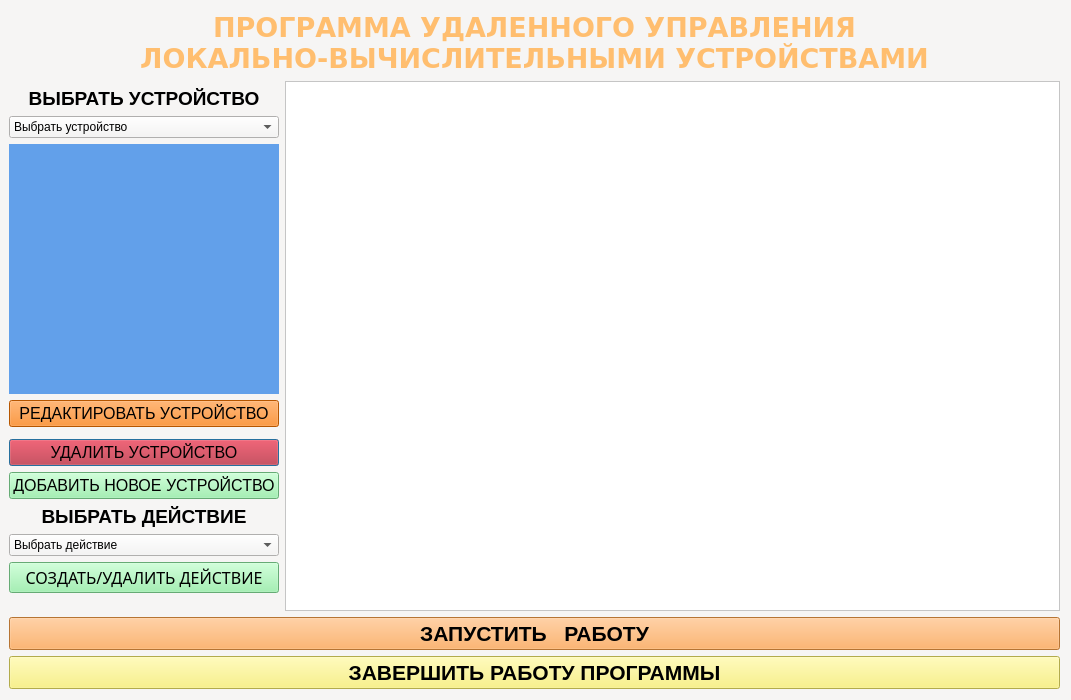
Elizarspbspb/RemoteControl, file develop/frontend/dialog.ui: the form before one commit.
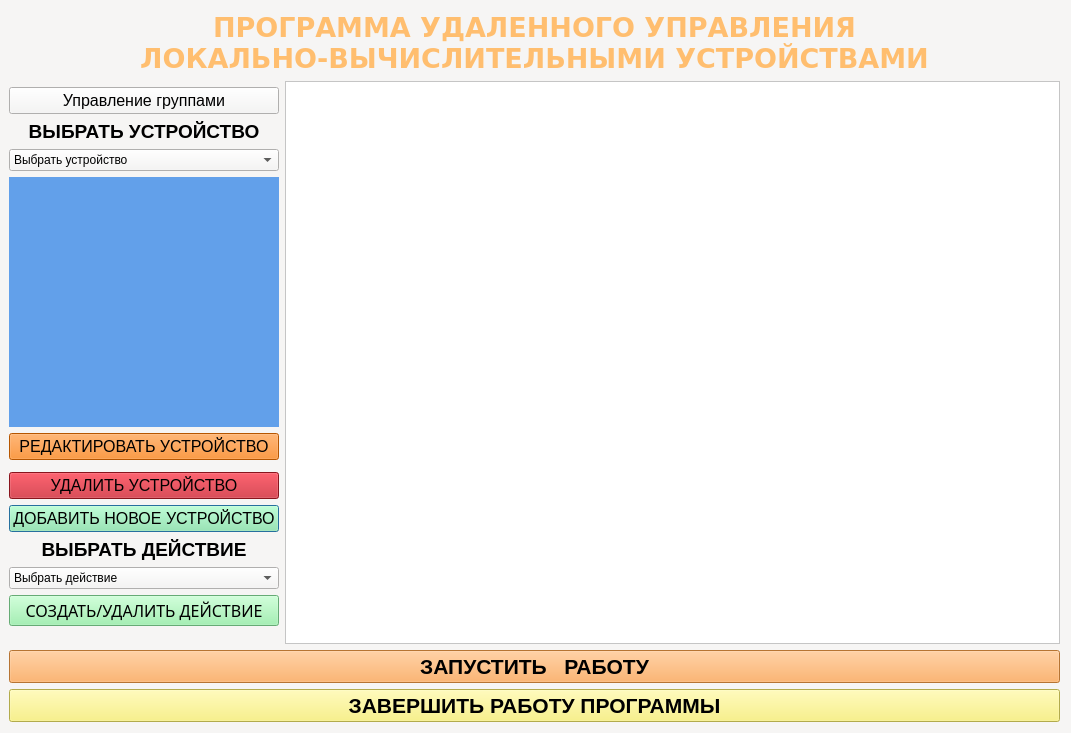
The form after the commit.

What changed in the file:
```diff
--- a/develop/frontend/dialog.ui
+++ b/develop/frontend/dialog.ui
@@ -30,24 +30,7 @@
    </property>
    <item>
     <layout class="QGridLayout" name="gridLayout">
-     <item row="4" column="0">
-      <widget class="QLabel" name="deviseLabel">
-       <property name="font">
-        <font>
-         <pointsize>14</pointsize>
-         <weight>75</weight>
-         <bold>true</bold>
-         <strikeout>false</strikeout>
-         <stylestrategy>PreferAntialias</stylestrategy>
-         <kerning>true</kerning>
-        </font>
-       </property>
-       <property name="text">
-        <string>&lt;html&gt;&lt;head/&gt;&lt;body&gt;&lt;p align=&quot;center&quot;&gt;ВЫБРАТЬ УСТРОЙСТВО&lt;/p&gt;&lt;/body&gt;&lt;/html&gt;</string>
-       </property>
-      </widget>
-     </item>
-     <item row="6" column="0">
+     <item row="7" column="0">
       <widget class="QLabel" name="photoLabel">
        <property name="minimumSize">
         <size>
@@ -65,8 +48,46 @@
        </property>
       </widget>
      </item>
+     <item row="21" column="0" colspan="2">
+      <widget class="QPushButton" name="exitButton">
+       <property name="font">
+        <font>
+         <pointsize>16</pointsize>
+         <weight>75</weight>
+         <bold>true</bold>
+        </font>
+       </property>
+       <property name="styleSheet">
+        <string notr="true">background-color: rgb(220, 138, 221);
+background-color: rgb(249, 240, 107);</string>
+       </property>
+       <property name="text">
+        <string>ЗАВЕРШИТЬ РАБОТУ ПРОГРАММЫ</string>
+       </property>
+      </widget>
+     </item>
+     <item row="8" column="0">
+      <spacer name="verticalSpacer_2">
+       <property name="orientation">
+        <enum>Qt::Vertical</enum>
+       </property>
+       <property name="sizeHint" stdset="0">
+        <size>
+         <width>20</width>
+         <height>40</height>
+        </size>
+       </property>
+      </spacer>
+     </item>
+     <item row="3" column="1" rowspan="16">
+      <widget class="QListView" name="listView">
+       <property name="styleSheet">
+        <string notr="true">background-color: rgb(255, 255, 255);</string>
+       </property>
+      </widget>
+     </item>
      <item row="11" column="0">
-      <widget class="QPushButton" name="addNewDevise">
+      <widget class="QPushButton" name="deleteDevise">
        <property name="font">
         <font>
          <pointsize>12</pointsize>
@@ -75,43 +96,18 @@
          <kerning>true</kerning>
         </font>
        </property>
-       <property name="autoFillBackground">
-        <bool>false</bool>
-       </property>
        <property name="styleSheet">
-        <string notr="true">background-color: rgb(143, 240, 164);</string>
+        <string notr="true">background-color: rgb(192, 28, 40);</string>
        </property>
        <property name="text">
-        <string>ДОБАВИТЬ НОВОЕ УСТРОЙСТВО</string>
+        <string>УДАЛИТЬ УСТРОЙСТВО</string>
        </property>
        <property name="default">
         <bool>true</bool>
        </property>
       </widget>
      </item>
-     <item row="1" column="0" colspan="2">
-      <widget class="QLabel" name="mainLabel">
-       <property name="font">
-        <font>
-         <family>DejaVu Sans</family>
-         <pointsize>20</pointsize>
-         <weight>75</weight>
-         <italic>false</italic>
-         <bold>true</bold>
-         <strikeout>false</strikeout>
-         <stylestrategy>PreferAntialias</stylestrategy>
-         <kerning>true</kerning>
-        </font>
-       </property>
-       <property name="styleSheet">
-        <string notr="true">color: rgb(255, 190, 111);</string>
-       </property>
-       <property name="text">
-        <string>&lt;html&gt;&lt;head/&gt;&lt;body&gt;&lt;p align=&quot;center&quot;&gt;ПРОГРАММА УДАЛЕННОГО УПРАВЛЕНИЯ &lt;br/&gt;ЛОКАЛЬНО-ВЫЧИСЛИТЕЛЬНЫМИ УСТРОЙСТВАМИ&lt;/p&gt;&lt;/body&gt;&lt;/html&gt;</string>
-       </property>
-      </widget>
-     </item>
-     <item row="19" column="0" colspan="2">
+     <item row="20" column="0" colspan="2">
       <widget class="QPushButton" name="workButton">
        <property name="sizePolicy">
         <sizepolicy hsizetype="Minimum" vsizetype="Fixed">
@@ -154,7 +150,7 @@
        </property>
       </widget>
      </item>
-     <item row="8" column="0">
+     <item row="9" column="0">
       <widget class="QPushButton" name="editDevice">
        <property name="font">
         <font>
@@ -169,14 +165,7 @@
        </property>
       </widget>
      </item>
-     <item row="3" column="1" rowspan="15">
-      <widget class="QListView" name="listView">
-       <property name="styleSheet">
-        <string notr="true">background-color: rgb(255, 255, 255);</string>
-       </property>
-      </widget>
-     </item>
-     <item row="12" column="0">
+     <item row="13" column="0">
       <widget class="QLabel" name="activityLabel">
        <property name="font">
         <font>
@@ -193,25 +182,33 @@
        </property>
       </widget>
      </item>
-     <item row="20" column="0" colspan="2">
-      <widget class="QPushButton" name="exitButton">
-       <property name="font">
-        <font>
-         <pointsize>16</pointsize>
-         <weight>75</weight>
-         <bold>true</bold>
-        </font>
-       </property>
-       <property name="styleSheet">
-        <string notr="true">background-color: rgb(220, 138, 221);
-background-color: rgb(249, 240, 107);</string>
-       </property>
-       <property name="text">
-        <string>ЗАВЕРШИТЬ РАБОТУ ПРОГРАММЫ</string>
-       </property>
-      </widget>
-     </item>
      <item row="14" column="0">
+      <widget class="QComboBox" name="activityComboBox">
+       <item>
+        <property name="text">
+         <string>Выбрать действие</string>
+        </property>
+       </item>
+      </widget>
+     </item>
+     <item row="5" column="0">
+      <widget class="QLabel" name="deviseLabel">
+       <property name="font">
+        <font>
+         <pointsize>14</pointsize>
+         <weight>75</weight>
+         <bold>true</bold>
+         <strikeout>false</strikeout>
+         <stylestrategy>PreferAntialias</stylestrategy>
+         <kerning>true</kerning>
+        </font>
+       </property>
+       <property name="text">
+        <string>&lt;html&gt;&lt;head/&gt;&lt;body&gt;&lt;p align=&quot;center&quot;&gt;ВЫБРАТЬ УСТРОЙСТВО&lt;/p&gt;&lt;/body&gt;&lt;/html&gt;</string>
+       </property>
+      </widget>
+     </item>
+     <item row="15" column="0">
       <widget class="QPushButton" name="addDellActivity">
        <property name="font">
         <font>
@@ -227,7 +224,29 @@
        </property>
       </widget>
      </item>
-     <item row="5" column="0">
+     <item row="1" column="0" colspan="2">
+      <widget class="QLabel" name="mainLabel">
+       <property name="font">
+        <font>
+         <family>DejaVu Sans</family>
+         <pointsize>20</pointsize>
+         <weight>75</weight>
+         <italic>false</italic>
+         <bold>true</bold>
+         <strikeout>false</strikeout>
+         <stylestrategy>PreferAntialias</stylestrategy>
+         <kerning>true</kerning>
+        </font>
+       </property>
+       <property name="styleSheet">
+        <string notr="true">color: rgb(255, 190, 111);</string>
+       </property>
+       <property name="text">
+        <string>&lt;html&gt;&lt;head/&gt;&lt;body&gt;&lt;p align=&quot;center&quot;&gt;ПРОГРАММА УДАЛЕННОГО УПРАВЛЕНИЯ &lt;br/&gt;ЛОКАЛЬНО-ВЫЧИСЛИТЕЛЬНЫМИ УСТРОЙСТВАМИ&lt;/p&gt;&lt;/body&gt;&lt;/html&gt;</string>
+       </property>
+      </widget>
+     </item>
+     <item row="6" column="0">
       <widget class="QComboBox" name="comboBoxDevice">
        <item>
         <property name="text">
@@ -236,8 +255,8 @@
        </item>
       </widget>
      </item>
-     <item row="10" column="0">
-      <widget class="QPushButton" name="deleteDevise">
+     <item row="12" column="0">
+      <widget class="QPushButton" name="addNewDevise">
        <property name="font">
         <font>
          <pointsize>12</pointsize>
@@ -246,39 +265,32 @@
          <kerning>true</kerning>
         </font>
        </property>
+       <property name="autoFillBackground">
+        <bool>false</bool>
+       </property>
        <property name="styleSheet">
-        <string notr="true">background-color: rgb(192, 28, 40);</string>
+        <string notr="true">background-color: rgb(143, 240, 164);</string>
        </property>
        <property name="text">
-        <string>УДАЛИТЬ УСТРОЙСТВО</string>
+        <string>ДОБАВИТЬ НОВОЕ УСТРОЙСТВО</string>
        </property>
        <property name="default">
         <bool>true</bool>
        </property>
       </widget>
      </item>
-     <item row="13" column="0">
-      <widget class="QComboBox" name="activityComboBox">
-       <item>
-        <property name="text">
-         <string>Выбрать действие</string>
-        </property>
-       </item>
+     <item row="4" column="0">
+      <widget class="QPushButton" name="groupManagement">
+       <property name="font">
+        <font>
+         <pointsize>12</pointsize>
+        </font>
+       </property>
+       <property name="text">
+        <string>Управление группами</string>
+       </property>
       </widget>
      </item>
-     <item row="7" column="0">
-      <spacer name="verticalSpacer_2">
-       <property name="orientation">
-        <enum>Qt::Vertical</enum>
-       </property>
-       <property name="sizeHint" stdset="0">
-        <size>
-         <width>20</width>
-         <height>40</height>
-        </size>
-       </property>
-      </spacer>
-     </item>
     </layout>
    </item>
   </layout>
```
